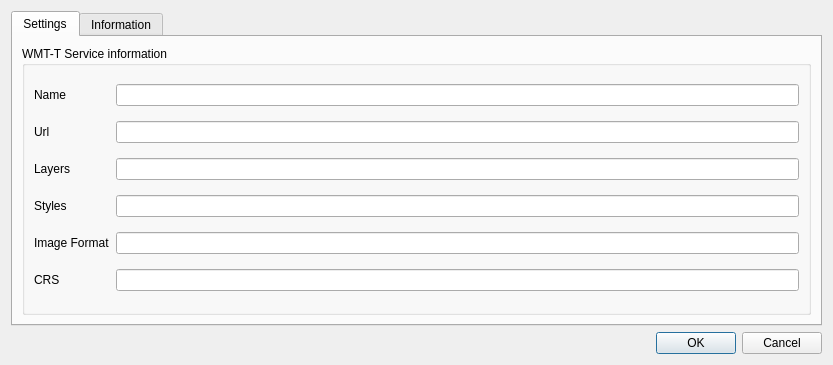
The window that src/regenradar/regenradar_settings_dialog_base.ui (rduivenvoorde/regenradar) describes before a commit, drawn with Qt 5.
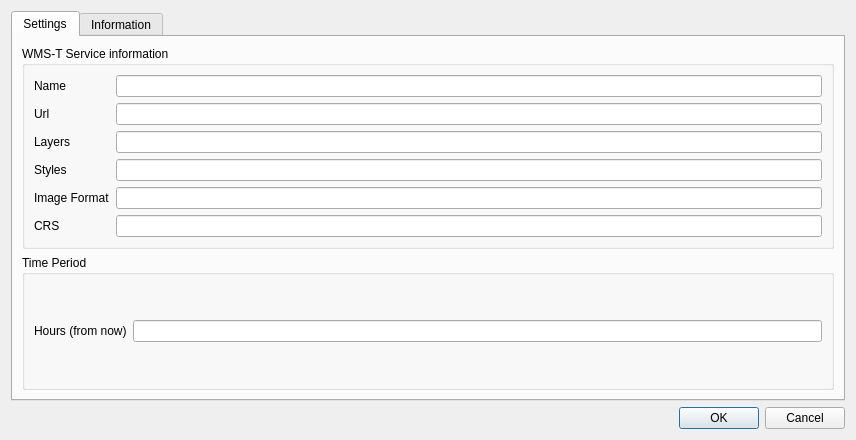
The same window after the commit.

Diff of the .ui file:
```diff
--- a/src/regenradar/regenradar_settings_dialog_base.ui
+++ b/src/regenradar/regenradar_settings_dialog_base.ui
@@ -6,8 +6,8 @@
    <rect>
     <x>0</x>
     <y>0</y>
-    <width>833</width>
-    <height>365</height>
+    <width>856</width>
+    <height>440</height>
    </rect>
   </property>
   <property name="windowTitle">
@@ -27,7 +27,7 @@
        <item row="0" column="0">
         <widget class="QGroupBox" name="groupBox">
          <property name="title">
-          <string>WMT-T Service information</string>
+          <string>WMS-T Service information</string>
          </property>
          <layout class="QGridLayout" name="gridLayout_3">
           <item row="1" column="0">
@@ -93,6 +93,25 @@
          </layout>
         </widget>
        </item>
+       <item row="1" column="0">
+        <widget class="QGroupBox" name="groupBox_2">
+         <property name="title">
+          <string>Time Period</string>
+         </property>
+         <layout class="QGridLayout" name="gridLayout_5">
+          <item row="0" column="0">
+           <widget class="QLabel" name="label_7">
+            <property name="text">
+             <string>Hours (from now)</string>
+            </property>
+           </widget>
+          </item>
+          <item row="0" column="1">
+           <widget class="QLineEdit" name="hours"/>
+          </item>
+         </layout>
+        </widget>
+       </item>
       </layout>
      </widget>
      <widget class="QWidget" name="tab_info">
```
